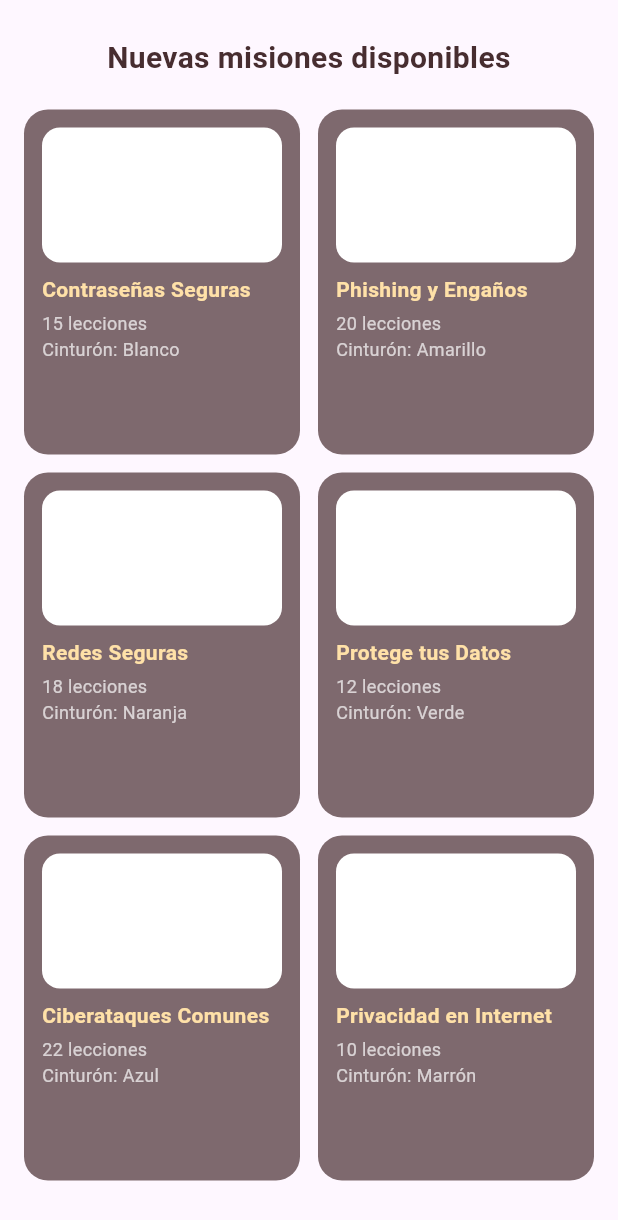
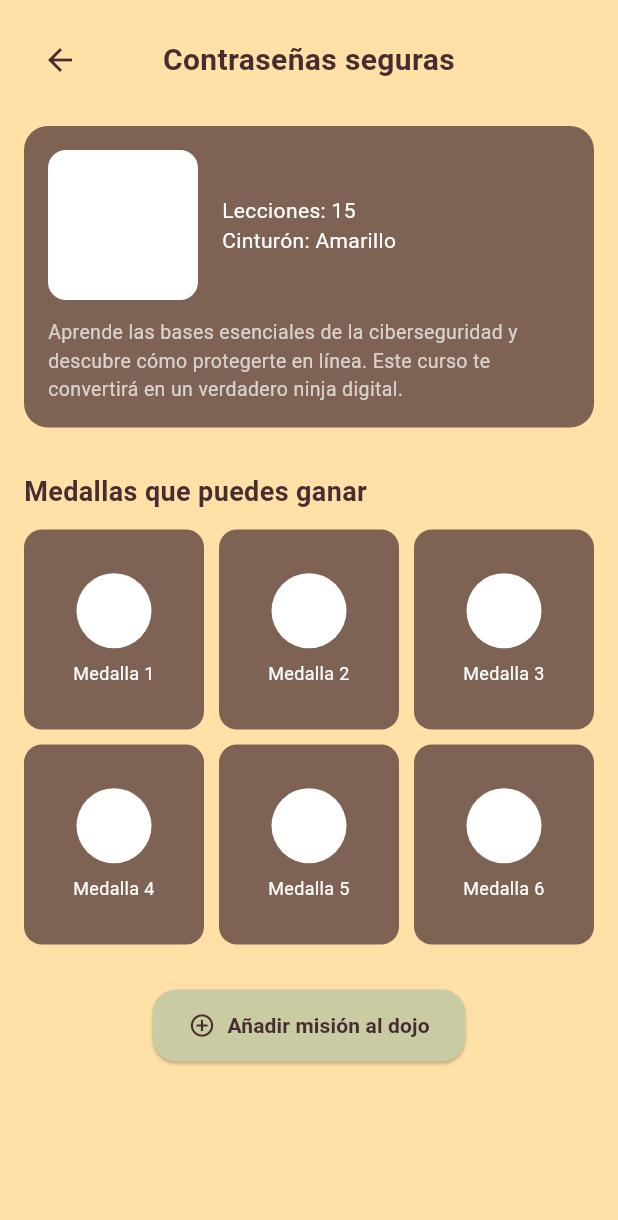
Before and after one commit to aresmargal/cyber_dojo, a Flutter app: the CoursesScreen widget shown alone on an empty page, opened directly, after a tap on "Contraseñas Seguras", on a phone screen of 412 x 824 dp. Shown: the top 1220 px of the screen. Run offline on Flutter 3.47's test engine with Material 3 defaults, Android fonts, the phone set to English and light mode, and no system bars.

Commit message:
Courses details screen

```diff
--- /dev/null
+++ b/lib/screens/homeCourses/course_detail_screen.dart
@@ -0,0 +1,194 @@
+import 'package:flutter/material.dart';
+
+class CourseDetailScreen extends StatelessWidget {
+  final String title;
+
+  const CourseDetailScreen({
+    super.key,
+    //required this.title,
+    this.title ="Contraseñas seguras" // eliminar cuando exista BBDD
+  });
+
+  @override
+  Widget build(BuildContext context) {
+    return Scaffold(
+      backgroundColor: const Color(0xFFFFE1A8),
+      body: SafeArea(
+        child: SingleChildScrollView(
+          padding: const EdgeInsets.all(16),
+          child: Column(
+            crossAxisAlignment: CrossAxisAlignment.center,
+            children: [
+              // Barra superior con botón atrás + título
+              Row(
+                mainAxisAlignment: MainAxisAlignment.spaceBetween,
+                children: [
+                  IconButton(
+                    icon: const Icon(Icons.arrow_back, color: Color(0xFF472D30)),
+                    onPressed: () => Navigator.pop(context),
+                  ),
+                  Expanded(
+                    child: Text(
+                      title,
+                      textAlign: TextAlign.center,
+                      style: const TextStyle(
+                        color: Color(0xFF472D30),
+                        fontSize: 20,
+                        fontWeight: FontWeight.bold,
+                      ),
+                    ),
+                  ),
+                  const SizedBox(width: 48),
+                ],
+              ),
+
+              const SizedBox(height: 20),
+
+              // Bloque principal del curso
+              Container(
+                decoration: BoxDecoration(
+                  color: const Color(0xB3472D30),
+                  borderRadius: BorderRadius.circular(16),
+                ),
+                padding: const EdgeInsets.all(16),
+                child: Column(
+                  crossAxisAlignment: CrossAxisAlignment.start,
+                  children: [
+                    Row(
+                      children: [
+                        // Imagen cuadrada
+                        Container(
+                          height: 100,
+                          width: 100,
+                          decoration: BoxDecoration(
+                            color: Colors.white,
+                            borderRadius: BorderRadius.circular(12),
+                          ),
+                        ),
+                        const SizedBox(width: 16),
+                        // Info a la derecha
+                        Column(
+                          crossAxisAlignment: CrossAxisAlignment.start,
+                          children: const [
+                            Text(
+                              "Lecciones: 15",
+                              style: TextStyle(
+                                color: Colors.white,
+                                fontSize: 14,
+                              ),
+                            ),
+                            Text(
+                              "Cinturón: Amarillo",
+                              style: TextStyle(
+                                color: Colors.white,
+                                fontSize: 14,
+                              ),
+                            ),
+                          ],
+                        ),
+                      ],
+                    ),
+                    const SizedBox(height: 12),
+                    const Text(
+                      "Aprende las bases esenciales de la ciberseguridad y descubre cómo protegerte en línea. Este curso te convertirá en un verdadero ninja digital.",
+                      style: TextStyle(
+                        color: Colors.white70,
+                        fontSize: 13,
+                      ),
+                    ),
+                  ],
+                ),
+              ),
+
+              const SizedBox(height: 30),
+
+              // Sección de medallas
+              const Align(
+                alignment: Alignment.centerLeft,
+                child: Text(
+                  "Medallas que puedes ganar",
+                  style: TextStyle(
+                    color: Color(0xFF472D30),
+                    fontWeight: FontWeight.bold,
+                    fontSize: 18,
+                  ),
+                ),
+              ),
+
+              const SizedBox(height: 12),
+
+              GridView.builder(
+                shrinkWrap: true,
+                physics: const NeverScrollableScrollPhysics(),
+                gridDelegate: const SliverGridDelegateWithFixedCrossAxisCount(
+                  crossAxisCount: 3,
+                  crossAxisSpacing: 10,
+                  mainAxisSpacing: 10,
+                  childAspectRatio: 0.9,
+                ),
+                itemCount: 6, // número de medallas dummy
+                itemBuilder: (context, index) {
+                  return Container(
+                    decoration: BoxDecoration(
+                      color: const Color(0xB3472D30),
+                      borderRadius: BorderRadius.circular(12),
+                    ),
+                    padding: const EdgeInsets.all(8),
+                    child: Column(
+                      mainAxisAlignment: MainAxisAlignment.center,
+                      children: [
+                        Container(
+                          height: 50,
+                          width: 50,
+                          decoration: BoxDecoration(
+                            color: Colors.white,
+                            borderRadius: BorderRadius.circular(50),
+                          ),
+                        ),
+                        const SizedBox(height: 8),
+                        Text(
+                          "Medalla ${index + 1}",
+                          style: const TextStyle(
+                            color: Colors.white,
+                            fontSize: 12,
+                          ),
+                          textAlign: TextAlign.center,
+                        ),
+                      ],
+                    ),
+                  );
+                },
+              ),
+
+              const SizedBox(height: 30),
+
+              // Botón “Añadir misión al dojo”
+              ElevatedButton.icon(
+                onPressed: () {
+                  // TODO: conectar con lógica de añadir curso al perfil
+                },
+                icon: const Icon(Icons.add_circle_outline, color: Color(0xFF472D30)),
+                label: const Text(
+                  "Añadir misión al dojo",
+                  style: TextStyle(
+                    color: Color(0xFF472D30),
+                    fontWeight: FontWeight.bold,
+                  ),
+                ),
+                style: ElevatedButton.styleFrom(
+                  backgroundColor: const Color(0xFFC9CBA3),
+                  padding: const EdgeInsets.symmetric(vertical: 14, horizontal: 24),
+                  shape: RoundedRectangleBorder(
+                    borderRadius: BorderRadius.circular(16),
+                  ),
+                ),
+              ),
+
+              const SizedBox(height: 30),
+            ],
+          ),
+        ),
+      ),
+    );
+  }
+}
--- a/lib/screens/homeCourses/courses_screen.dart
+++ b/lib/screens/homeCourses/courses_screen.dart
@@ -1,3 +1,4 @@
+import 'package:cyber_dojo/screens/homeCourses/course_detail_screen.dart';
 import 'package:flutter/material.dart';
 
 class CoursesScreen extends StatefulWidget {
@@ -76,7 +77,8 @@ class _CoursesScreenState extends State<CoursesScreen> {
               final course = courses[index];
               return GestureDetector(
                 onTap: () {
-                  print("Abrir curso: ${course['title']}");
+                  Navigator.push(context, MaterialPageRoute(builder: (context) => const CourseDetailScreen()),
+                  );
                 },
                 child: Container(
                   decoration: BoxDecoration(
```
